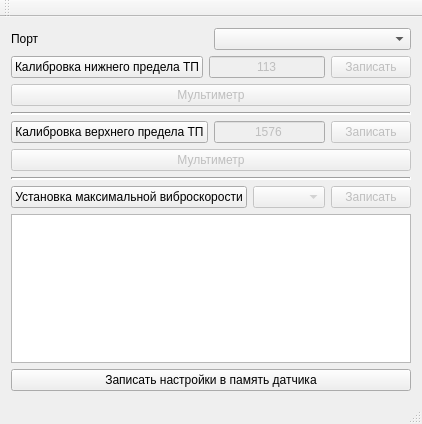
Qt form mainwindow.ui (SeegmaEpsilon/VD17_GUI) before a commit.
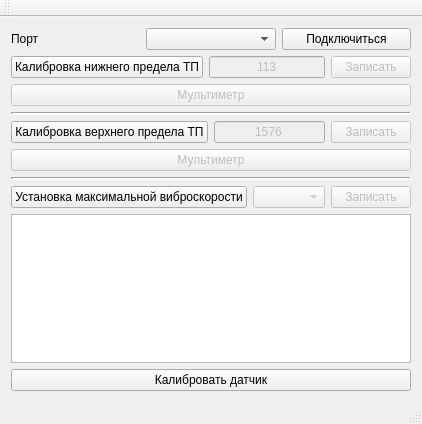
The same form after that commit.

Commit message: added connect button, fixed codec

```diff
--- a/mainwindow.ui
+++ b/mainwindow.ui
@@ -6,7 +6,7 @@
    <rect>
     <x>0</x>
     <y>0</y>
-    <width>391</width>
+    <width>399</width>
     <height>424</height>
    </rect>
   </property>
@@ -36,6 +36,13 @@
       <item>
        <widget class="QComboBox" name="comboBox_port"/>
       </item>
+      <item>
+       <widget class="QPushButton" name="pushButton_COM_connect">
+        <property name="text">
+         <string>Подключиться</string>
+        </property>
+       </widget>
+      </item>
      </layout>
     </item>
     <item row="1" column="0">
@@ -225,7 +232,7 @@
        <bool>true</bool>
       </property>
       <property name="text">
-       <string>Записать настройки в память датчика</string>
+       <string>Калибровать датчик</string>
       </property>
      </widget>
     </item>
```
Left out of the diff: 6 changed lines with no effect on the pictures. The commit also changes 14 other files.
